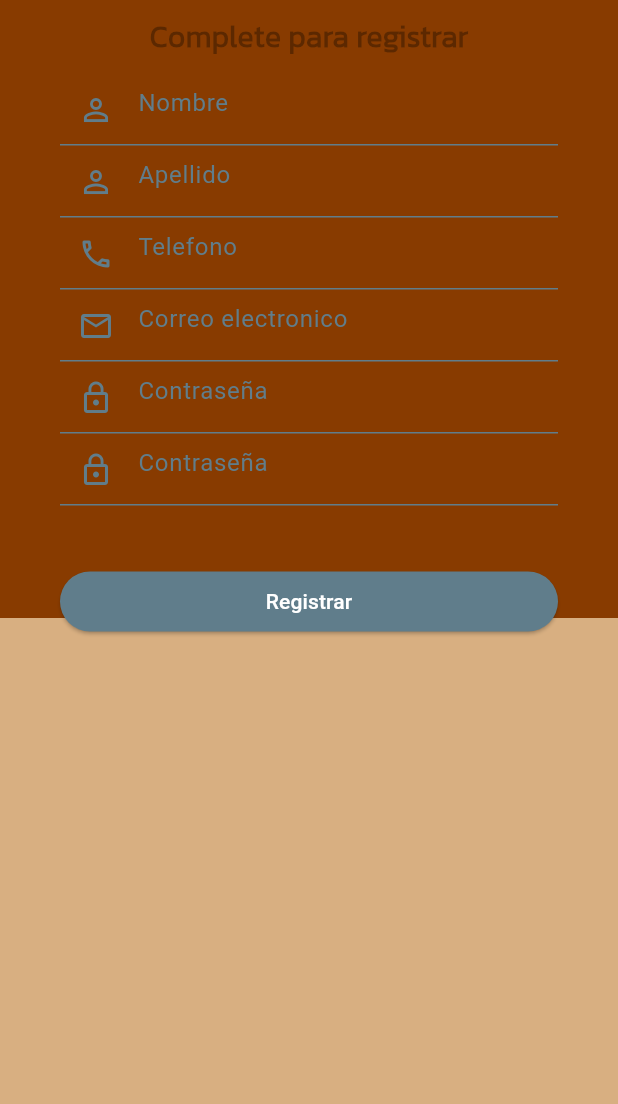
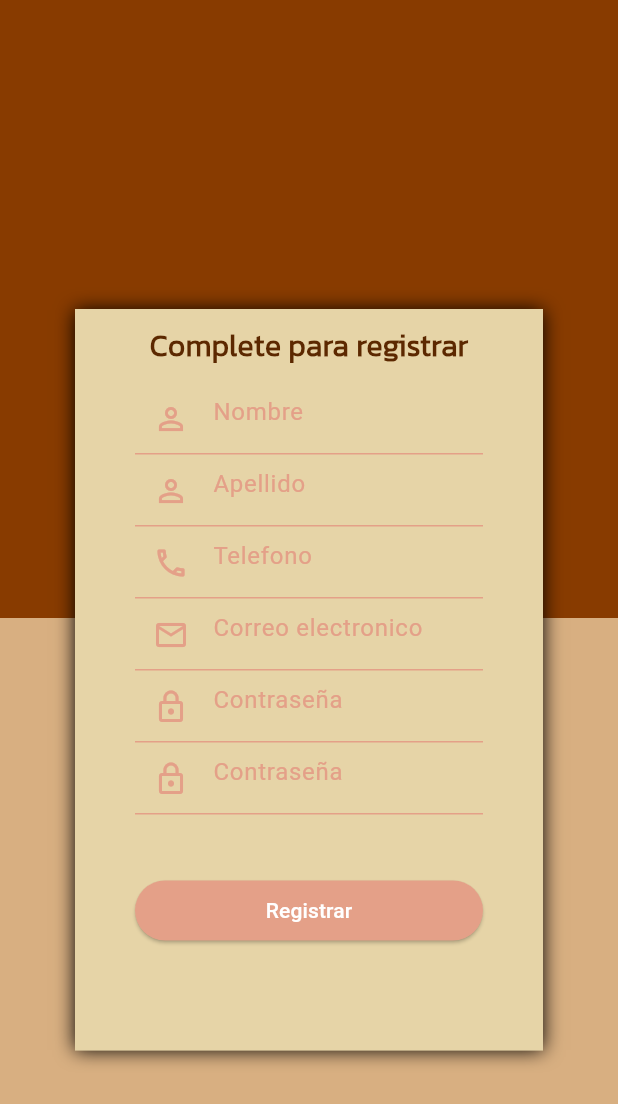
Before and after one commit to l4to/panalavista_definitivo, a Flutter app: the screen it shows after launch, after a tap on "Regístrate", on a phone screen of 412 x 824 dp. Shown: the top 1104 px of the screen. Run offline on Flutter 3.47's test engine with Material 3 defaults, Android fonts, the phone set to English and light mode, and no system bars; our stand-ins replace get, image_picker.

Commit message:
Correccion de bugs visuales1

```diff
--- a/lib/main.dart
+++ b/lib/main.dart
@@ -29,10 +29,10 @@ class _MyAppState extends State<MyApp> {
           onSecondary: Colors.brown,
           error: Colors.blueGrey,
           onError: Colors.blueGrey,
-          background: Colors.blueGrey,
-          onBackground: Colors.blueGrey,
-          surface: Colors.blueGrey,
-          onSurface: Colors.blueGrey,
+          background: Color.fromARGB(255, 228, 160, 136),
+          onBackground: Color.fromARGB(255, 228, 160, 136),
+          surface: Color.fromARGB(255, 228, 160, 136),
+          onSurface: Color.fromARGB(255, 228, 160, 136),
         ),
       ),
       debugShowCheckedModeBanner: false,
--- a/lib/pages/crear_panaderia/crear_panaderia.dart
+++ b/lib/pages/crear_panaderia/crear_panaderia.dart
@@ -35,7 +35,7 @@ class _CrearPanaderiaState extends State<CrearPanaderia> {
       ),
       body: SingleChildScrollView(
         child: Padding(
-          padding: const EdgeInsets.all(16.0),
+          padding: EdgeInsets.all(16.0),
           child: Column(
             children: [
               _buildImageWidget(),
--- a/lib/pages/pestanas_de_logeo/Login.dart
+++ b/lib/pages/pestanas_de_logeo/Login.dart
@@ -1,4 +1,5 @@
 import 'package:flutter/material.dart';
+import 'package:panalavista_definitivo/pages/Inicio2.dart';
 import 'package:panalavista_definitivo/pages/pestanas_de_logeo/registro2.dart';
 
 class MyLogeoPage extends StatelessWidget {
@@ -36,18 +37,22 @@ Widget _boxForm(BuildContext context) {
         _textYourForm(),
         _textFieldEmail(),
         _textFielPassword(),
-        _buttonLogin()
+        _buttonLogin(context)
       ]),
     ),
   );
 }
 
-Widget _buttonLogin() {
+Widget _buttonLogin(context) {
   return Container(
     width: double.infinity,
     margin: EdgeInsets.symmetric(horizontal: 40, vertical: 40),
     child: ElevatedButton(
-        onPressed: () {},
+        onPressed: () {
+          Navigator.of(context).push(MaterialPageRoute(
+            builder: (context) => MyLogeo(),
+          ));
+        },
         child: Text(
           "Iniciar Sesion",
           style: TextStyle(color: Color.fromARGB(255, 255, 255, 255)),
--- a/lib/pages/pestanas_de_logeo/registro2.dart
+++ b/lib/pages/pestanas_de_logeo/registro2.dart
@@ -17,7 +17,17 @@ class MyRegistroPage2 extends StatelessWidget {
   }
 
   Widget _boxForm(BuildContext context) {
-    return SingleChildScrollView(
+    return Container(
+      height: MediaQuery.of(context).size.height * 0.60,
+      margin: EdgeInsets.only(
+          top: MediaQuery.of(context).size.height * 0.25, left: 50, right: 50),
+      decoration: BoxDecoration(
+          color: Color.fromARGB(255, 230, 212, 167),
+          boxShadow: <BoxShadow>[
+            BoxShadow(
+                color: Colors.black, blurRadius: 10, offset: Offset(0, 0.5))
+          ]),
+      child: SingleChildScrollView(
         child: Column(
           children: [
             _textYourForm(),
@@ -29,6 +39,7 @@ class MyRegistroPage2 extends StatelessWidget {
             _textFielConfirmPassword(),
             _buttonRegistrar(context), // Cambiado el nombre del método
           ],
+        ),
       ),
     );
   }
--- a/lib/pages/valoracion.dart
+++ b/lib/pages/valoracion.dart
@@ -31,6 +31,7 @@ class MyValoracion extends StatelessWidget {
         child: Icon(
           Icons.add_comment,
           size: 30,
+          color: Colors.white,
         ),
         onPressed: () {},
       ),
```
Also changed, not shown: lib/pages/Inicio.dart (deleted, +0 -30 lines), 5 other files. Lines whose indentation alone changed are shown as unchanged.
